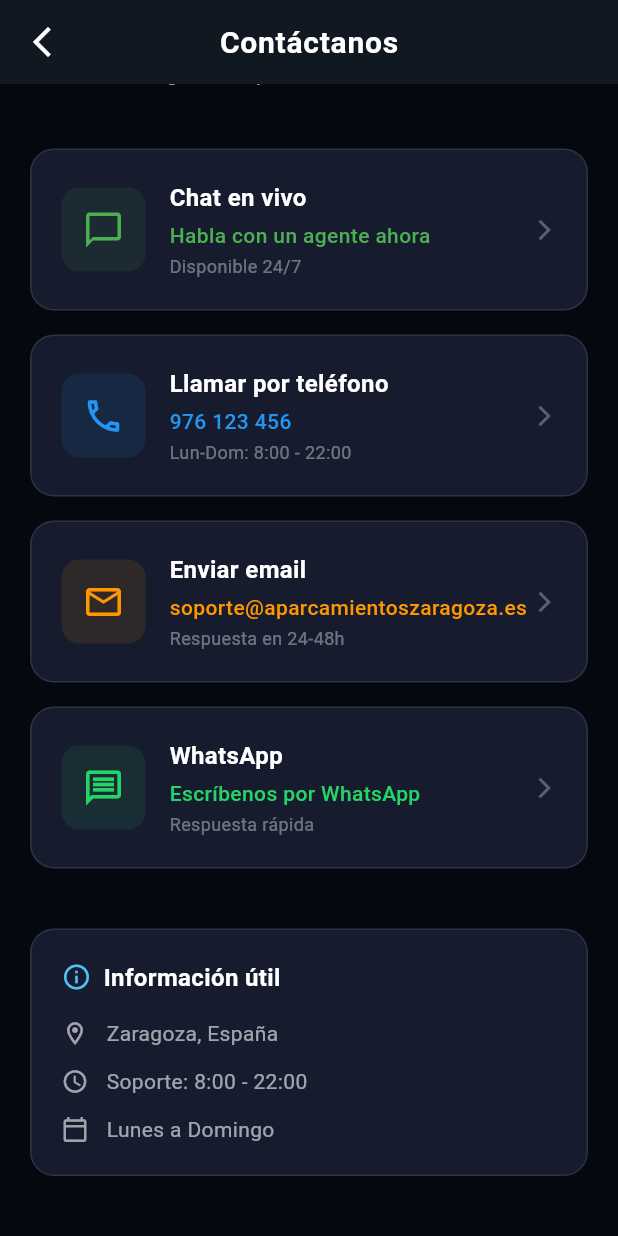
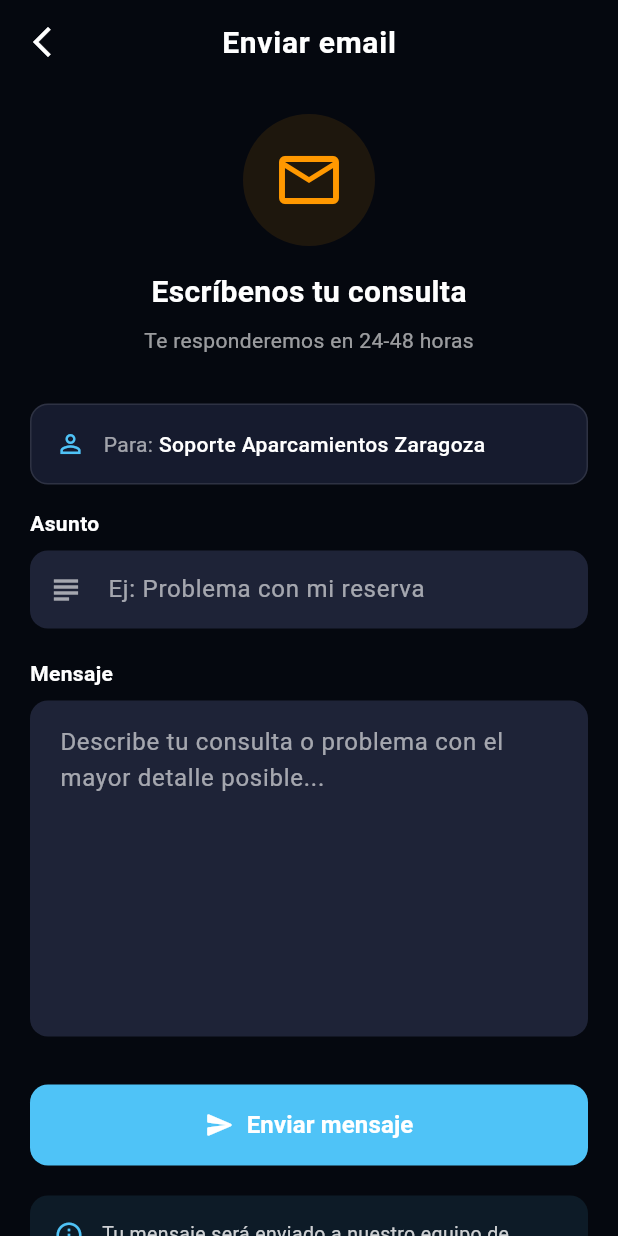
Before and after one commit to sergioP1991/aparcamientoszaragoza-flutter, a Flutter app: the ContactScreen screen opened by its route, scrolled down 208 dp, after a tap on "Enviar email", on a phone screen of 412 x 824 dp. Run offline on Flutter 3.47's test engine with Material 3 defaults, Android fonts, the phone set to English and light mode, and no system bars; our stand-ins replace awesome_snackbar_content, calendar_date_picker2, camera, cloud_firestore, cloud_functions, firebase_ai and 11 more; missing offline and left inert: easter_egg_trigger, sms_autodetect; accounts and stored records are empty; generated files the repository leaves out were written again.

Commit message:
Add: finneng tunning in the app

```diff
--- /dev/null
+++ b/aparcamientoszaragoza/lib/Screens/settings/compose_email_screen.dart
@@ -0,0 +1,435 @@
+import 'package:aparcamientoszaragoza/Screens/settings/providers/settings_provider.dart';
+import 'package:aparcamientoszaragoza/Values/app_colors.dart';
+import 'package:aparcamientoszaragoza/l10n/app_localizations.dart';
+import 'package:cloud_functions/cloud_functions.dart';
+import 'package:firebase_auth/firebase_auth.dart';
+import 'package:flutter/material.dart';
+import 'package:flutter_riverpod/flutter_riverpod.dart';
+import 'package:quickalert/quickalert.dart';
+
+class ComposeEmailScreen extends ConsumerStatefulWidget {
+  static const routeName = '/compose-email';
+
+  const ComposeEmailScreen({super.key});
+
+  @override
+  ConsumerState<ComposeEmailScreen> createState() => _ComposeEmailScreenState();
+}
+
+class _ComposeEmailScreenState extends ConsumerState<ComposeEmailScreen> {
+  final _formKey = GlobalKey<FormState>();
+  final _subjectController = TextEditingController();
+  final _messageController = TextEditingController();
+  bool _isSending = false;
+
+  // Emails de los administradores
+  static const List<String> _adminEmails = [
+    'sergio1991hortas@gmail.com',
+    'moisesvs@gmail.com',
+  ];
+
+  @override
+  void dispose() {
+    _subjectController.dispose();
+    _messageController.dispose();
+    super.dispose();
+  }
+
+  @override
+  Widget build(BuildContext context) {
+    final l10n = AppLocalizations.of(context)!;
+    final settings = ref.watch(settingsProvider);
+    final isDark = settings.theme == 'dark';
+
+    final bgColor = isDark ? const Color(0xFF05080F) : const Color(0xFFF5F7FA);
+    final cardColor = isDark ? const Color(0xFF161B2E) : Colors.white;
+    final textColor = isDark ? Colors.white : const Color(0xFF2D3436);
+    final subtitleColor = isDark ? Colors.white60 : Colors.grey;
+    final inputBgColor = isDark ? const Color(0xFF1E2337) : const Color(0xFFF0F2F5);
+
+    return Scaffold(
+      backgroundColor: bgColor,
+      appBar: AppBar(
+        backgroundColor: bgColor,
+        elevation: 0,
+        leading: IconButton(
+          icon: Icon(Icons.arrow_back_ios_new, color: textColor),
+          onPressed: () => Navigator.pop(context),
+        ),
+        title: Text(
+          'Enviar email',
+          style: TextStyle(
+            color: textColor,
+            fontWeight: FontWeight.bold,
+            fontSize: 20,
+          ),
+        ),
+        centerTitle: true,
+      ),
+      body: SingleChildScrollView(
+        physics: const BouncingScrollPhysics(),
+        padding: const EdgeInsets.all(20),
+        child: Form(
+          key: _formKey,
+          child: Column(
+            crossAxisAlignment: CrossAxisAlignment.start,
+            children: [
+              // Header
+              Center(
+                child: Column(
+                  children: [
+                    Container(
+                      padding: const EdgeInsets.all(20),
+                      decoration: BoxDecoration(
+                        color: const Color(0xFFFF9800).withOpacity(0.1),
+                        shape: BoxShape.circle,
+                      ),
+                      child: const Icon(
+                        Icons.email_outlined,
+                        size: 48,
+                        color: Color(0xFFFF9800),
+                      ),
+                    ),
+                    const SizedBox(height: 16),
+                    Text(
+                      'Escríbenos tu consulta',
+                      style: TextStyle(
+                        color: textColor,
+                        fontSize: 20,
+                        fontWeight: FontWeight.bold,
+                      ),
+                    ),
+                    const SizedBox(height: 8),
+                    Text(
+                      'Te responderemos en 24-48 horas',
+                      style: TextStyle(
+                        color: subtitleColor,
+                        fontSize: 14,
+                      ),
+                    ),
+                  ],
+                ),
+              ),
+
+              const SizedBox(height: 32),
+
+              // Destinatario (solo informativo)
+              Container(
+                padding: const EdgeInsets.all(16),
+                decoration: BoxDecoration(
+                  color: cardColor,
+                  borderRadius: BorderRadius.circular(12),
+                  border: isDark ? Border.all(color: Colors.white10) : null,
+                ),
+                child: Row(
+                  children: [
+                    Icon(Icons.person_outline, color: AppColors.primaryColor, size: 20),
+                    const SizedBox(width: 12),
+                    Text(
+                      'Para: ',
+                      style: TextStyle(
+                        color: subtitleColor,
+                        fontSize: 14,
+                      ),
+                    ),
+                    Expanded(
+                      child: Text(
+                        'Soporte Aparcamientos Zaragoza',
+                        style: TextStyle(
+                          color: textColor,
+                          fontSize: 14,
+                          fontWeight: FontWeight.w500,
+                        ),
+                      ),
+                    ),
+                  ],
+                ),
+              ),
+
+              const SizedBox(height: 16),
+
+              // Campo de asunto
+              Text(
+                'Asunto',
+                style: TextStyle(
+                  color: textColor,
+                  fontSize: 14,
+                  fontWeight: FontWeight.w600,
+                ),
+              ),
+              const SizedBox(height: 8),
+              TextFormField(
+                controller: _subjectController,
+                style: TextStyle(color: textColor),
+                decoration: InputDecoration(
+                  hintText: 'Ej: Problema con mi reserva',
+                  hintStyle: TextStyle(color: subtitleColor),
+                  filled: true,
+                  fillColor: inputBgColor,
+                  border: OutlineInputBorder(
+                    borderRadius: BorderRadius.circular(12),
+                    borderSide: BorderSide.none,
+                  ),
+                  enabledBorder: OutlineInputBorder(
+                    borderRadius: BorderRadius.circular(12),
+                    borderSide: BorderSide(color: Colors.transparent),
+                  ),
+                  focusedBorder: OutlineInputBorder(
+                    borderRadius: BorderRadius.circular(12),
+                    borderSide: BorderSide(color: AppColors.primaryColor, width: 2),
+                  ),
+                  errorBorder: OutlineInputBorder(
+                    borderRadius: BorderRadius.circular(12),
+                    borderSide: BorderSide(color: Colors.red, width: 1),
+                  ),
+                  contentPadding: const EdgeInsets.symmetric(horizontal: 16, vertical: 14),
+                  prefixIcon: Icon(Icons.subject, color: subtitleColor),
+                ),
+                validator: (value) {
+                  if (value == null || value.trim().isEmpty) {
+                    return 'Por favor, introduce un asunto';
+                  }
+                  return null;
+                },
+              ),
+
+              const SizedBox(height: 20),
+
+              // Campo de mensaje
+              Text(
+                'Mensaje',
+                style: TextStyle(
+                  color: textColor,
+                  fontSize: 14,
+                  fontWeight: FontWeight.w600,
+                ),
+              ),
+              const SizedBox(height: 8),
+              TextFormField(
+                controller: _messageController,
+                style: TextStyle(color: textColor),
+                maxLines: 8,
+                decoration: InputDecoration(
+                  hintText: 'Describe tu consulta o problema con el mayor detalle posible...',
+                  hintStyle: TextStyle(color: subtitleColor),
+                  filled: true,
+                  fillColor: inputBgColor,
+                  border: OutlineInputBorder(
+                    borderRadius: BorderRadius.circular(12),
+                    borderSide: BorderSide.none,
+                  ),
+                  enabledBorder: OutlineInputBorder(
+                    borderRadius: BorderRadius.circular(12),
+                    borderSide: BorderSide(color: Colors.transparent),
+                  ),
+                  focusedBorder: OutlineInputBorder(
+                    borderRadius: BorderRadius.circular(12),
+                    borderSide: BorderSide(color: AppColors.primaryColor, width: 2),
+                  ),
+                  errorBorder: OutlineInputBorder(
+                    borderRadius: BorderRadius.circular(12),
+                    borderSide: BorderSide(color: Colors.red, width: 1),
+                  ),
+                  contentPadding: const EdgeInsets.all(16),
+                  alignLabelWithHint: true,
+                ),
+                validator: (value) {
+                  if (value == null || value.trim().isEmpty) {
+                    return 'Por favor, escribe tu mensaje';
+                  }
+                  if (value.trim().length < 10) {
+                    return 'El mensaje debe tener al menos 10 caracteres';
+                  }
+                  return null;
+                },
+              ),
+
+              const SizedBox(height: 32),
+
+              // Botón de enviar
+              SizedBox(
+                width: double.infinity,
+                height: 54,
+                child: ElevatedButton(
+                  onPressed: _isSending ? null : _sendEmail,
+                  style: ElevatedButton.styleFrom(
+                    backgroundColor: AppColors.primaryColor,
+                    foregroundColor: Colors.white,
+                    shape: RoundedRectangleBorder(
+                      borderRadius: BorderRadius.circular(12),
+                    ),
+                    elevation: 0,
+                    disabledBackgroundColor: AppColors.primaryColor.withOpacity(0.5),
+                  ),
+                  child: _isSending
+                      ? const SizedBox(
+                          width: 24,
+                          height: 24,
+                          child: CircularProgressIndicator(
+                            color: Colors.white,
+                            strokeWidth: 2,
+                          ),
+                        )
+                      : Row(
+                          mainAxisAlignment: MainAxisAlignment.center,
+                          children: const [
+                            Icon(Icons.send_rounded, size: 20),
+                            SizedBox(width: 8),
+                            Text(
+                              'Enviar mensaje',
+                              style: TextStyle(
+                                fontSize: 16,
+                                fontWeight: FontWeight.bold,
+                              ),
+                            ),
+                          ],
+                        ),
+                ),
+              ),
+
+              const SizedBox(height: 20),
+
+              // Nota informativa
+              Container(
+                padding: const EdgeInsets.all(16),
+                decoration: BoxDecoration(
+                  color: AppColors.primaryColor.withOpacity(0.1),
+                  borderRadius: BorderRadius.circular(12),
+                ),
+                child: Row(
+                  crossAxisAlignment: CrossAxisAlignment.start,
+                  children: [
+                    Icon(
+                      Icons.info_outline,
+                      color: AppColors.primaryColor,
+                      size: 20,
+                    ),
+                    const SizedBox(width: 12),
+                    Expanded(
+                      child: Text(
+                        'Tu mensaje será enviado a nuestro equipo de soporte. Recibirás una respuesta en el correo asociado a tu cuenta.',
+                        style: TextStyle(
+                          color: textColor.withOpacity(0.8),
+                          fontSize: 13,
+                        ),
+                      ),
+                    ),
+                  ],
+                ),
+              ),
+
+              const SizedBox(height: 20),
+            ],
+          ),
+        ),
+      ),
+    );
+  }
+
+  Future<void> _sendEmail() async {
+    if (!_formKey.currentState!.validate()) return;
+
+    setState(() => _isSending = true);
+
+    try {
+      final user = FirebaseAuth.instance.currentUser;
+      final userEmail = user?.email ?? 'No registrado';
+      final userName = user?.displayName ?? 'Usuario';
+
+      // Llamar a la Cloud Function sendSupportEmail
+      final callable = FirebaseFunctions.instance.httpsCallable('sendSupportEmail');
+
+      final result = await callable.call({
+        'to': _adminEmails,
+        'replyTo': userEmail,
+        'subject': '[Aparcamientos Zaragoza] ${_subjectController.text.trim()}',
+        'text': '''
+Nueva consulta de soporte
+
+De: $userName
+Email: $userEmail
+Asunto: ${_subjectController.text.trim()}
+
+Mensaje:
+${_messageController.text.trim()}
+
+---
+Este mensaje fue enviado desde la app Aparcamientos Zaragoza
+        ''',
+        'html': '''
+          <div style="font-family: Arial, sans-serif; max-width: 600px; margin: 0 auto;">
+            <div style="background-color: #1a73e8; padding: 20px; text-align: center;">
+              <h1 style="color: white; margin: 0;">Aparcamientos Zaragoza</h1>
+            </div>
+            <div style="padding: 30px; background-color: #f9f9f9;">
+              <h2 style="color: #333; margin-top: 0;">Nueva consulta de soporte</h2>
+
+              <div style="background-color: white; padding: 20px; border-radius: 8px; margin-bottom: 20px;">
+                <p style="margin: 0 0 10px;"><strong>De:</strong> $userName</p>
+                <p style="margin: 0 0 10px;"><strong>Email:</strong> $userEmail</p>
+                <p style="margin: 0;"><strong>Asunto:</strong> ${_subjectController.text.trim()}</p>
+              </div>
+
+              <div style="background-color: white; padding: 20px; border-radius: 8px;">
+                <p style="margin: 0 0 10px;"><strong>Mensaje:</strong></p>
+                <p style="margin: 0; white-space: pre-wrap;">${_messageController.text.trim()}</p>
+              </div>
+            </div>
+            <div style="background-color: #333; padding: 15px; text-align: center;">
+              <p style="color: #999; margin: 0; font-size: 12px;">
+                Este mensaje fue enviado desde la app Aparcamientos Zaragoza
+              </p>
+            </div>
+          </div>
+        ''',
+        'userId': user?.uid ?? 'anonymous',
+        'userEmail': userEmail,
+      });
+
+      debugPrint('✅ Email enviado via Cloud Function: ${result.data}');
+
+      if (mounted) {
+        QuickAlert.show(
+          context: context,
+          type: QuickAlertType.success,
+          title: '¡Mensaje enviado!',
+          text: 'Hemos recibido tu consulta. Te responderemos lo antes posible.',
+          confirmBtnText: 'Aceptar',
+          confirmBtnColor: AppColors.primaryColor,
+          onConfirmBtnTap: () {
+            Navigator.pop(context); // Cerrar alerta
+            Navigator.pop(context); // Volver a pantalla anterior
+          },
+        );
+      }
+    } on FirebaseFunctionsException catch (e) {
+      debugPrint('❌ Error Cloud Function: ${e.code} - ${e.message}');
+      if (mounted) {
+        QuickAlert.show(
+          context: context,
+          type: QuickAlertType.error,
+          title: 'Error',
+          text: 'No se pudo enviar el mensaje: ${e.message}',
+          confirmBtnText: 'Aceptar',
+          confirmBtnColor: Colors.red,
+        );
+      }
+    } catch (e) {
+      debugPrint('❌ Error al enviar email: $e');
+      if (mounted) {
+        QuickAlert.show(
+          context: context,
+          type: QuickAlertType.error,
+          title: 'Error',
+          text: 'No se pudo enviar el mensaje. Por favor, inténtalo de nuevo.',
+          confirmBtnText: 'Aceptar',
+          confirmBtnColor: Colors.red,
+        );
+      }
+    } finally {
+      if (mounted) {
+        setState(() => _isSending = false);
+      }
+    }
+  }
+}
--- a/aparcamientoszaragoza/lib/Screens/settings/contact_screen.dart
+++ b/aparcamientoszaragoza/lib/Screens/settings/contact_screen.dart
@@ -1,3 +1,4 @@
+import 'package:aparcamientoszaragoza/Screens/settings/compose_email_screen.dart';
 import 'package:aparcamientoszaragoza/Screens/settings/providers/settings_provider.dart';
 import 'package:aparcamientoszaragoza/Values/app_colors.dart';
 import 'package:aparcamientoszaragoza/l10n/app_localizations.dart';
@@ -125,13 +126,13 @@ class ContactScreen extends ConsumerWidget {
               context: context,
               icon: Icons.email_outlined,
               title: 'Enviar email',
-              subtitle: _email,
+              subtitle: 'Escríbenos tu consulta',
               description: 'Respuesta en 24-48h',
               color: const Color(0xFFFF9800),
               isDark: isDark,
               cardColor: cardColor,
               textColor: textColor,
-              onTap: () => _sendEmail(),
+              onTap: () => Navigator.pushNamed(context, ComposeEmailScreen.routeName),
             ),
 
             const SizedBox(height: 16),
--- a/aparcamientoszaragoza/lib/main.dart
+++ b/aparcamientoszaragoza/lib/main.dart
@@ -15,6 +15,7 @@ import 'package:aparcamientoszaragoza/Screens/my_garages/my_garages_screen.dart'
 import 'package:aparcamientoszaragoza/Screens/settings/settings_screen.dart';
 import 'package:aparcamientoszaragoza/Screens/settings/help_support_screen.dart';
 import 'package:aparcamientoszaragoza/Screens/settings/contact_screen.dart';
+import 'package:aparcamientoszaragoza/Screens/settings/compose_email_screen.dart';
 import 'package:aparcamientoszaragoza/Screens/settings/providers/settings_provider.dart';
 import 'package:aparcamientoszaragoza/Services/faq_service.dart';
 import 'package:flutter_localizations/flutter_localizations.dart';
@@ -123,6 +124,7 @@ class MyApp extends ConsumerWidget {
           SettingsScreen.routeName: (context) => const SettingsScreen(),
           HelpSupportScreen.routeName: (context) => const HelpSupportScreen(),
           ContactScreen.routeName: (context) => const ContactScreen(),
+          ComposeEmailScreen.routeName: (context) => const ComposeEmailScreen(),
         },
       ),
     );
--- a/aparcamientoszaragoza/pubspec.yaml
+++ b/aparcamientoszaragoza/pubspec.yaml
@@ -71,6 +71,7 @@ dependencies:
   timeline_list: ^0.1.0
   firebase_remote_config: ^6.0.0
   firebase_analytics: ^12.0.0
+  cloud_functions: ^6.0.6
 
   #simple_timer_count_down: ^1.0.7
   #google_mobile_ads: ^6.0.0
```
Also changed, not shown: aparcamientoszaragoza/lib/Screens/login/login_screen.dart (+11 -2 lines), aparcamientoszaragoza/lib/Screens/login/providers/UserProviders.dart (+36 -3 lines), aparcamientoszaragoza/lib/Screens/userDetails/userDetails_screen.dart (+25 -2 lines), aparcamientoszaragoza/firebase.json (added), aparcamientoszaragoza/pubspec.lock, 7 other files.
